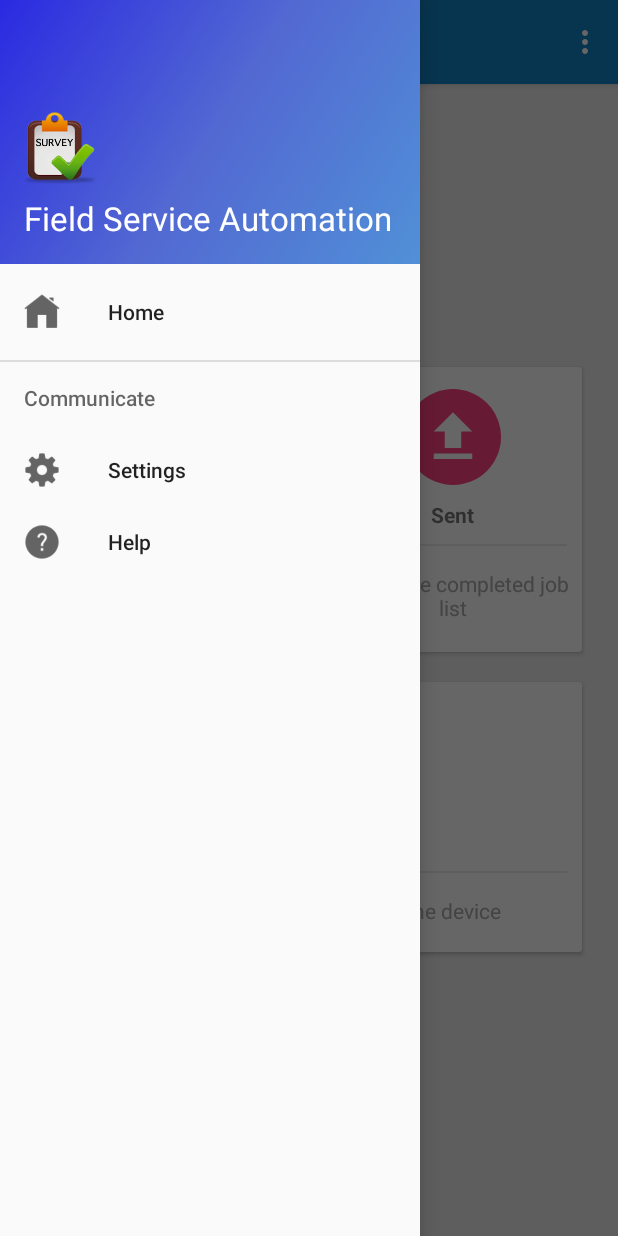
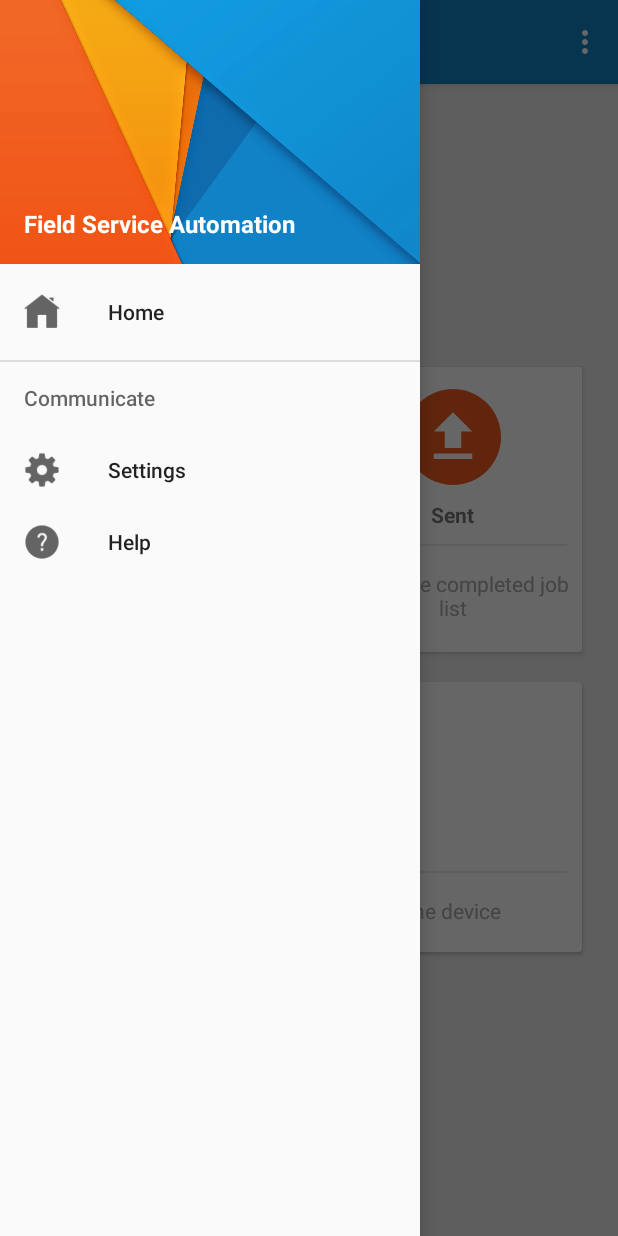
Before and after one commit to SumanBandopadhyay/IntelligentSurveyManagement, an Android app: the screen it shows after launch (DigitalFormActivity), with the side drawer open, on a phone screen of 412 x 824 dp. Run offline under Robolectric (Android 15) with nearby library versions, the phone set to English and light mode, and no system bars; our stand-ins replace Room's generated code, RxJava; libraries missing offline, so code that uses them is left out: android.arch.persistence.

Commit message:
Author: Poulami Bhose Time: 13-8-2018 12:31PM Description: Button and Theme Change

```diff
--- a/app/src/main/java/intelligentsurveymanagement/fragments/CustomerSignOffFragment.java
+++ b/app/src/main/java/intelligentsurveymanagement/fragments/CustomerSignOffFragment.java
@@ -136,7 +136,7 @@ public class CustomerSignOffFragment extends Fragment {
                 builder.setPositiveButton("Yes", new DialogInterface.OnClickListener() {
                     @Override
                     public void onClick(DialogInterface dialog, int which) {
-                        Toast.makeText(getActivity(), "Data submitted successfully !", Toast.LENGTH_SHORT).show();
+                        Toast.makeText(getActivity(), "Data submitted successfully !", Toast.LENGTH_LONG).show();
 
                         DigitalFormActivity.SELECTEDFORM.setCustomerName(edtCustomerName.getText().toString());
                         ByteArrayOutputStream byteArrayOutputStream = new ByteArrayOutputStream();
--- a/app/src/main/java/intelligentsurveymanagement/fragments/EvaluatingWorkFragment.java
+++ b/app/src/main/java/intelligentsurveymanagement/fragments/EvaluatingWorkFragment.java
@@ -246,7 +246,7 @@ public class EvaluatingWorkFragment extends Fragment implements View.OnClickList
                 DigitalFormActivity.SELECTEDFORM.setFormStatus(DigitalFormActivity.DRAFT);
                 DatabaseInitializer.updateJob(DigitalFormActivity.appDatabase, DigitalFormActivity.appExecutors, getActivity().getApplicationContext(), DigitalFormActivity.SELECTEDFORM);
                 DigitalFormActivity.initializeLists(getActivity());
-                Toast.makeText(getActivity(), "Saved", Toast.LENGTH_LONG).show();
+                Toast.makeText(getActivity(), "Saved", Toast.LENGTH_SHORT).show();
                 break;
         }
     }
--- a/app/src/main/java/intelligentsurveymanagement/fragments/SiteInformationFragment.java
+++ b/app/src/main/java/intelligentsurveymanagement/fragments/SiteInformationFragment.java
@@ -344,7 +344,7 @@ public class SiteInformationFragment extends Fragment implements LocationListene
                 DigitalFormActivity.SELECTEDFORM.setFormStatus(DigitalFormActivity.DRAFT);
                 DatabaseInitializer.updateJob(DigitalFormActivity.appDatabase, DigitalFormActivity.appExecutors, getActivity().getApplicationContext(), DigitalFormActivity.SELECTEDFORM);
                 DigitalFormActivity.initializeLists(getActivity());
-                Toast.makeText(getActivity(), "Saved", Toast.LENGTH_LONG).show();
+                Toast.makeText(getActivity(), "Saved", Toast.LENGTH_SHORT).show();
                 break;
 
             case R.id.btn_date_picker:
--- a/app/src/main/res/drawable/circle_background_green.xml
+++ b/app/src/main/res/drawable/circle_background_green.xml
@@ -3,6 +3,6 @@
     xmlns:android="http://schemas.android.com/apk/res/android"
     android:shape="oval">
     <solid
-        android:color="@color/green">
+        android:color="@color/colorYellow">
     </solid>
 </shape>
--- a/app/src/main/res/drawable/circle_background_pink.xml
+++ b/app/src/main/res/drawable/circle_background_pink.xml
@@ -3,6 +3,6 @@
     xmlns:android="http://schemas.android.com/apk/res/android"
     android:shape="oval">
     <solid
-        android:color="@color/colorAccent">
+        android:color="@color/colorOrange">
     </solid>
 </shape>
--- a/app/src/main/res/drawable/circle_background_purple.xml
+++ b/app/src/main/res/drawable/circle_background_purple.xml
@@ -3,6 +3,6 @@
     xmlns:android="http://schemas.android.com/apk/res/android"
     android:shape="oval">
     <solid
-        android:color="@color/deeppurple">
+        android:color="@color/deepblue">
     </solid>
 </shape>
--- a/app/src/main/res/layout/fragment_equipment_details.xml
+++ b/app/src/main/res/layout/fragment_equipment_details.xml
@@ -36,7 +36,8 @@
                     android:layout_height="wrap_content"
                     android:text="start scan"
                     android:layout_weight="1"
-                    android:backgroundTint="#DD2476"/>
+                    android:background="@drawable/my_button"
+                    android:textColor="#FFF"/>
 
             </LinearLayout>
 
--- a/app/src/main/res/layout/fragment_evaluating_work.xml
+++ b/app/src/main/res/layout/fragment_evaluating_work.xml
@@ -275,7 +275,8 @@
                 android:text="SAVE"
                 android:layout_width="match_parent"
                 android:layout_height="wrap_content"
-                android:backgroundTint="@color/colorAccent"/>
+                android:background="@drawable/my_button"
+                android:textColor="#FFF"/>
 
 
         </LinearLayout>
--- a/app/src/main/res/layout/nav_header_digital_form.xml
+++ b/app/src/main/res/layout/nav_header_digital_form.xml
@@ -1,10 +1,11 @@
 <?xml version="1.0" encoding="utf-8"?>
 <LinearLayout xmlns:android="http://schemas.android.com/apk/res/android"
     xmlns:app="http://schemas.android.com/apk/res-auto"
+    xmlns:tools="http://schemas.android.com/tools"
     android:layout_width="match_parent"
     android:layout_height="@dimen/nav_header_height"
-    android:background="@drawable/side_nav_bar"
-    android:gravity="bottom"
+    android:background="@drawable/nav_theme"
+    android:gravity="bottom|left"
     android:orientation="vertical"
     android:paddingBottom="@dimen/activity_vertical_margin"
     android:paddingLeft="@dimen/activity_horizontal_margin"
@@ -12,19 +13,35 @@
     android:paddingTop="@dimen/activity_vertical_margin"
     android:theme="@style/ThemeOverlay.AppCompat.Dark">
 
-    <ImageView
-        android:id="@+id/imageView"
-        android:layout_width="wrap_content"
-        android:layout_height="wrap_content"
-        android:paddingTop="@dimen/nav_header_vertical_spacing"
-        app:srcCompat="@mipmap/ic_icon" />
+    <!--<ImageView-->
+        <!--android:id="@+id/imageView"-->
+        <!--android:layout_width="55dp"-->
+        <!--android:layout_height="wrap_content"-->
+        <!--android:layout_marginBottom="2dp"-->
+        <!--android:layout_marginEnd="288dp"-->
+        <!--android:layout_marginStart="50dp"-->
+        <!--android:layout_marginTop="63dp"-->
+        <!--android:adjustViewBounds="true"-->
+        <!--android:cropToPadding="true"-->
+        <!--android:paddingTop="@dimen/nav_header_vertical_spacing"-->
+        <!--app:layout_constraintBottom_toTopOf="@+id/textView"-->
+        <!--app:layout_constraintEnd_toEndOf="parent"-->
+        <!--app:layout_constraintStart_toStartOf="parent"-->
+        <!--app:layout_constraintTop_toTopOf="parent"-->
+        <!--app:srcCompat="@mipmap/ic_icon"-->
+        <!--tools:ignore="MissingConstraints" />-->
 
     <TextView
-        android:layout_width="match_parent"
-        android:layout_height="wrap_content"
+        android:id="@+id/textView"
+        android:layout_width="216dp"
+        android:layout_height="30dp"
         android:paddingTop="@dimen/nav_header_vertical_spacing"
         android:text="Field Service Automation"
-        android:textAppearance="@style/TextAppearance.AppCompat.Large"/>
+        android:textAppearance="@style/TextAppearance.AppCompat.Light.Widget.PopupMenu.Small"
+        android:textStyle="bold"
+        tools:ignore="MissingConstraints"
+        tools:layout_editor_absoluteX="0dp"
+        tools:layout_editor_absoluteY="117dp" />
 
     <!--TextView
         android:id="@+id/textView"
--- a/app/src/main/res/values/colors.xml
+++ b/app/src/main/res/values/colors.xml
@@ -5,14 +5,16 @@
     <color name="colorAccent">#FF4081</color>
     <color name="backgroundcolor">#fcfcfc</color>
     <color name="lightgray">#ededed</color>
-    <color name="deeppurple">#7c4dff</color>
+    <color name="deepblue">#0F6BAC</color>
     <color name="yellow">#ffb300</color>
     <color name="green">#00bfa5</color>
     <color name="darkblue">#23283a</color>
     <color name="testcolorblue">#152b38</color>
     <color name="pink">#fe104d</color>
     <color name="black_overlay">#66000000</color>
-    <color name="colorYellow">#D4AF37</color>
+    <color name="colorYellow">#F6A113</color>
+    <color name="colorNegative">#F2692D</color>
     <color name="colorWhite">#fff</color>
+    <color name="colorOrange">#F05C1E</color>
     <color name="silver">#C0C0C0</color>
 </resources>
```
Also changed, not shown: app/src/main/res/drawable/my_button.xml (+6 -6 lines), app/src/main/res/layout/fragment_customer_sign_off.xml (+5 -2 lines), app/src/main/res/drawable/nav_theme.png (added).
